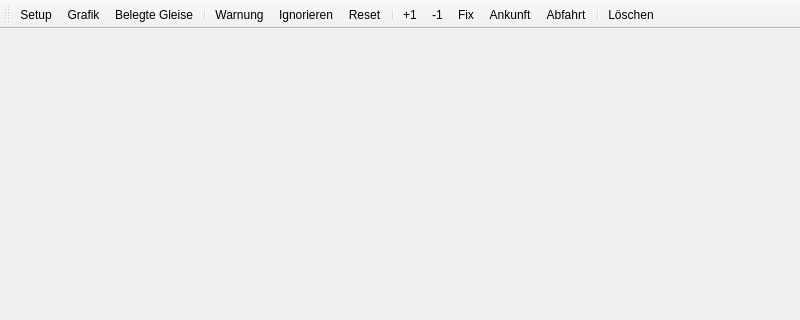
Before: the Qt Designer form qt/anschlussmatrix.ui in topological-state/stskit, drawn with Qt 5; both pictures show x 0 to 800 and y 0 to 320 of the 800 by 600 pixel window.
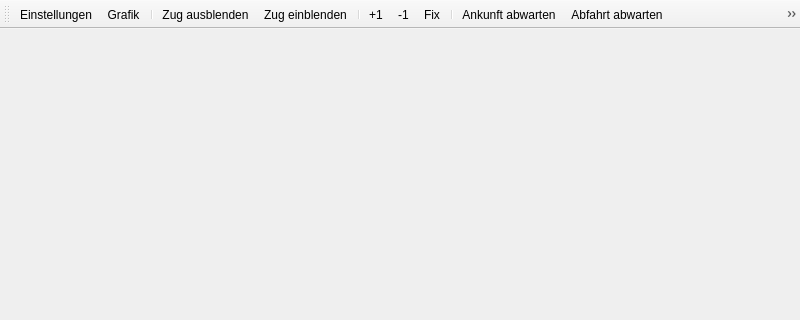
After: the same form once the commit is applied. Icons and pictures are not drawn.

Commit message: anschlussmatrix interaktionen: abwarten, aufgeben, ausblenden

```diff
--- a/qt/anschlussmatrix.ui
+++ b/qt/anschlussmatrix.ui
@@ -317,18 +317,17 @@
    </attribute>
    <addaction name="actionSetup"/>
    <addaction name="actionAnzeige"/>
-   <addaction name="actionBelegteGleise"/>
    <addaction name="separator"/>
-   <addaction name="actionWarnungSetzen"/>
-   <addaction name="actionWarnungIgnorieren"/>
-   <addaction name="actionWarnungReset"/>
+   <addaction name="actionZugAusblenden"/>
+   <addaction name="actionZugEinblenden"/>
    <addaction name="separator"/>
    <addaction name="actionPlusEins"/>
    <addaction name="actionMinusEins"/>
    <addaction name="actionFix"/>
+   <addaction name="separator"/>
    <addaction name="actionAnkunftAbwarten"/>
    <addaction name="actionAbfahrtAbwarten"/>
-   <addaction name="separator"/>
+   <addaction name="actionAnschlussAufgeben"/>
    <addaction name="actionLoeschen"/>
   </widget>
   <action name="actionSetup">
@@ -338,7 +337,7 @@
      <disabledoff>:/equalizer-dis.png</disabledoff>:/equalizer.png</iconset>
    </property>
    <property name="text">
-    <string>Setup</string>
+    <string>Einstellungen</string>
    </property>
    <property name="toolTip">
     <string>Gleisauswahl (S)</string>
@@ -414,7 +413,7 @@
      <normaloff>:/cross-script.png</normaloff>:/cross-script.png</iconset>
    </property>
    <property name="text">
-    <string>Löschen</string>
+    <string>Verknüpfung auflösen</string>
    </property>
    <property name="toolTip">
     <string>Korrekturen auf ausgewähltem Slot löschen (Del)</string>
@@ -429,7 +428,7 @@
      <normaloff>:/zug-ankunft-abwraten.png</normaloff>:/zug-ankunft-abwraten.png</iconset>
    </property>
    <property name="text">
-    <string>Ankunft</string>
+    <string>Ankunft abwarten</string>
    </property>
    <property name="toolTip">
     <string>Kreuzung/Ankunft von zweitem gewählten Zug abwarten (K)</string>
@@ -444,7 +443,7 @@
      <normaloff>:/zug-abfahrt-abwarten.png</normaloff>:/zug-abfahrt-abwarten.png</iconset>
    </property>
    <property name="text">
-    <string>Abfahrt</string>
+    <string>Abfahrt abwarten</string>
    </property>
    <property name="toolTip">
     <string>Überholung/Abfahrt von zweitem gewählten Zug abwarten (F)</string>
@@ -502,25 +501,45 @@
    <property name="checkable">
     <bool>true</bool>
    </property>
-   <property name="checked">
-    <bool>false</bool>
+   <property name="text">
+    <string>Anschluss aufgeben</string>
    </property>
-   <property name="enabled">
-    <bool>true</bool>
+   <property name="toolTip">
+    <string>Anschluss nicht abwarten (A)</string>
    </property>
+   <property name="shortcut">
+    <string>A</string>
+   </property>
+  </action>
+  <action name="actionZugAusblenden">
    <property name="icon">
     <iconset resource="resources.qrc">
      <normaloff>:/funnel-small.png</normaloff>
      <disabledoff>:/funnel-small-dis</disabledoff>:/funnel-small.png</iconset>
    </property>
    <property name="text">
-    <string>Belegte Gleise</string>
+    <string>Zug ausblenden</string>
    </property>
    <property name="toolTip">
     <string>Nur belegte Gleise anzeigen (B)</string>
    </property>
    <property name="shortcut">
-    <string>B</string>
+    <string>H</string>
+   </property>
+  </action>
+  <action name="actionZugEinblenden">
+   <property name="icon">
+    <iconset resource="resources.qrc">
+     <normaloff>:/train--return.png</normaloff>:/train--return.png</iconset>
+   </property>
+   <property name="text">
+    <string>Zug einblenden</string>
+   </property>
+   <property name="toolTip">
+    <string>Alle Züge einblenden (Z)</string>
+   </property>
+   <property name="shortcut">
+    <string>Z</string>
    </property>
   </action>
  </widget>
```
Left out of the diff: 38 changed lines with no effect on the pictures. The commit also changes 8 other files.
